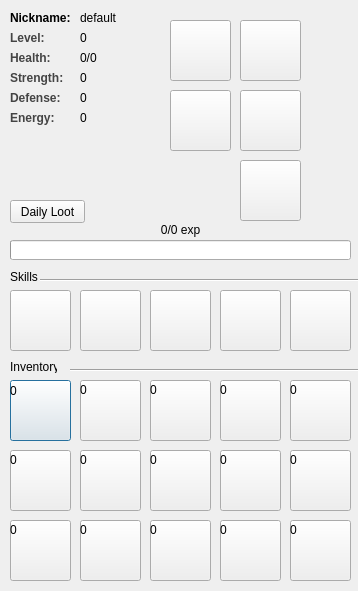
Above: rpg_resources/player.ui from raphaelkieling/addon-anki-rpg before the change. Below: the same form after it.
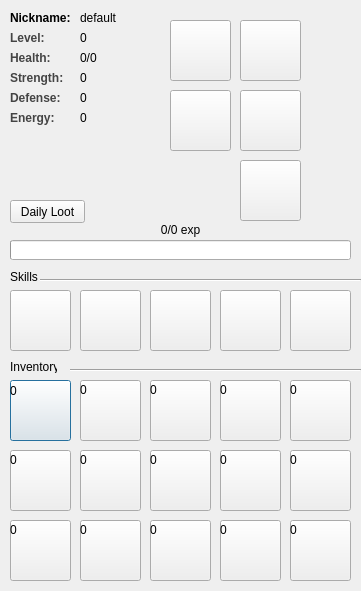
That is the form after the change.

Diff of the .ui file:
```diff
--- a/rpg_resources/player.ui
+++ b/rpg_resources/player.ui
@@ -6,7 +6,7 @@
    <rect>
     <x>0</x>
     <y>0</y>
-    <width>358</width>
+    <width>361</width>
     <height>591</height>
    </rect>
   </property>
```
